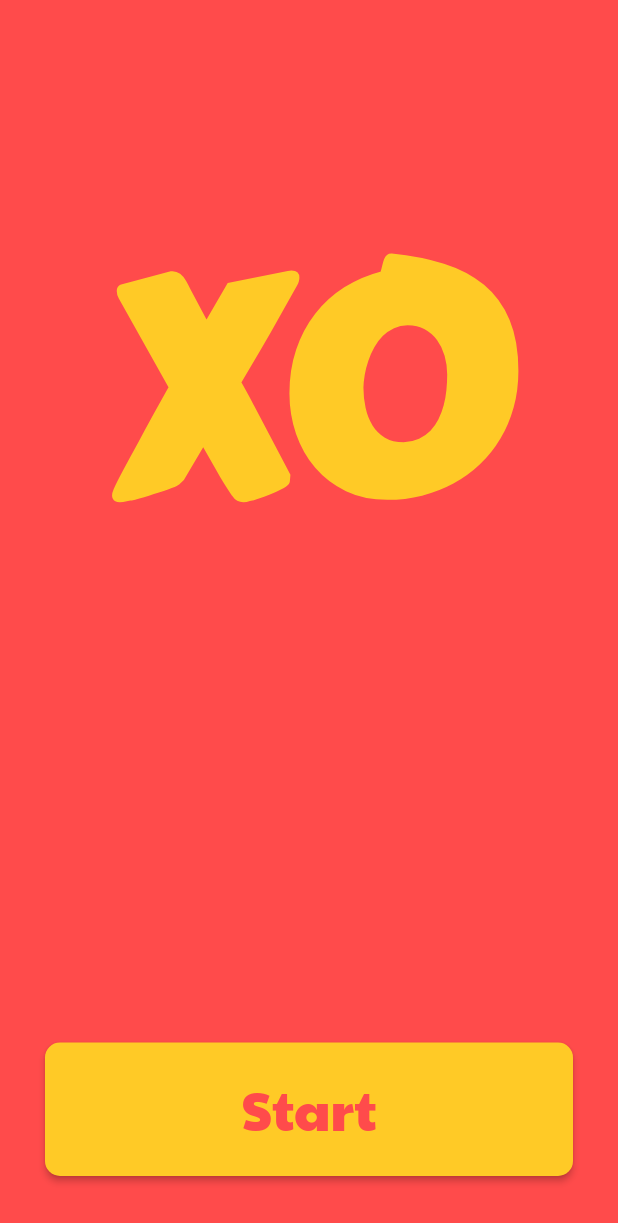
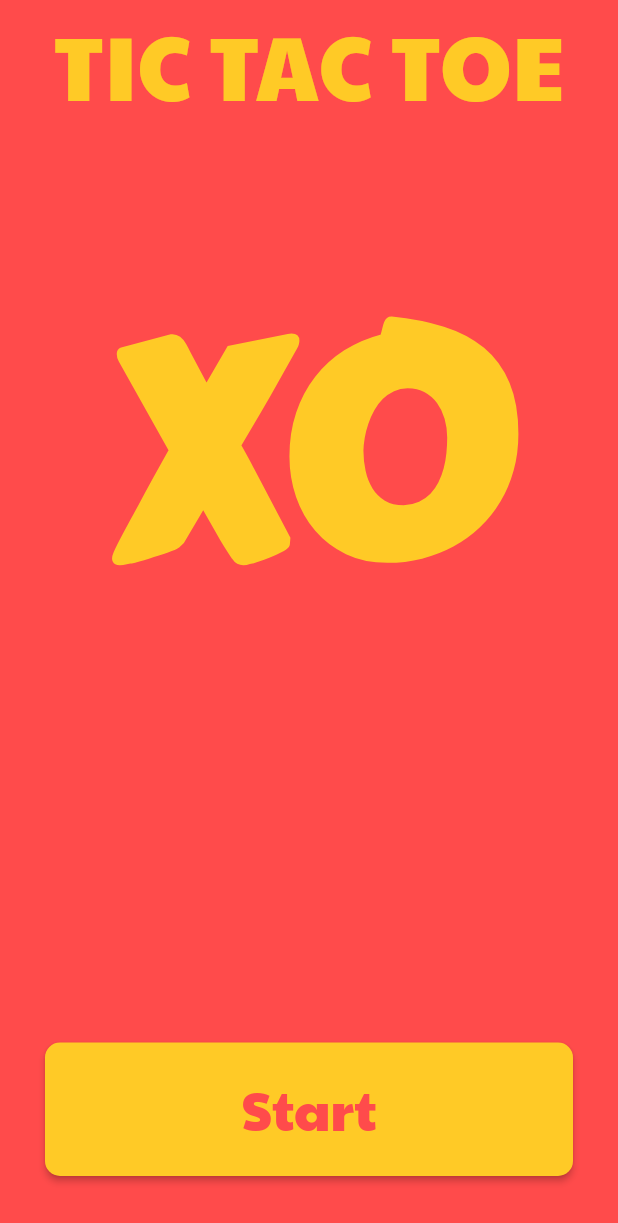
Before and after one commit to SaiManojBotchu/TicTacToe, a Flutter app: the screen it shows after launch, on a phone screen of 412 x 824 dp. Shown: the top 1223 px of the screen. Run offline on Flutter 3.47's test engine with Material 2 defaults, Android fonts, the phone set to English and light mode, and no system bars.

Commit message:
add game title in welcome screen

```diff
--- a/lib/screens/welcome_screen.dart
+++ b/lib/screens/welcome_screen.dart
@@ -5,9 +5,19 @@ import 'package:tic_tac_toe/screens/pickup_screen.dart';
 class WelcomeScreen extends StatelessWidget {
   @override
   Widget build(BuildContext context) {
-    return Column(
+    return SafeArea(
+      child: Column(
         crossAxisAlignment: CrossAxisAlignment.stretch,
         children: [
+          Text(
+            'TIC TAC TOE',
+            textAlign: TextAlign.center,
+            style: TextStyle(
+              color: kTextColor,
+              fontSize: 60.0,
+              fontFamily: 'Paytone',
+            ),
+          ),
           Expanded(
             child: Align(
               alignment: Alignment.bottomCenter,
@@ -45,6 +55,7 @@ class WelcomeScreen extends StatelessWidget {
             ),
           )
         ],
+      ),
     );
   }
 }
```
Lines whose indentation alone changed are shown as unchanged.
